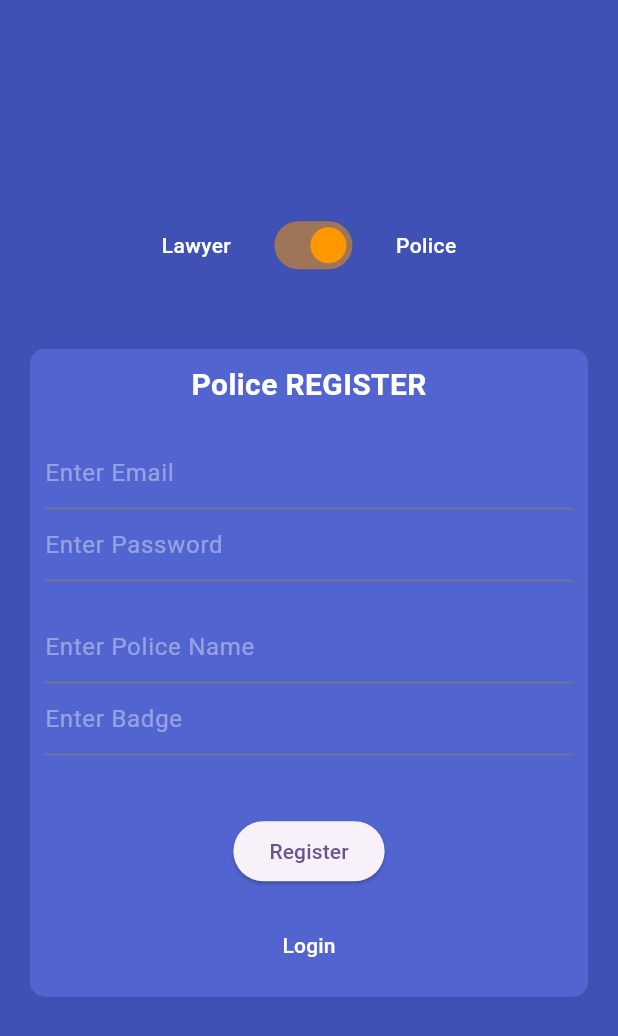
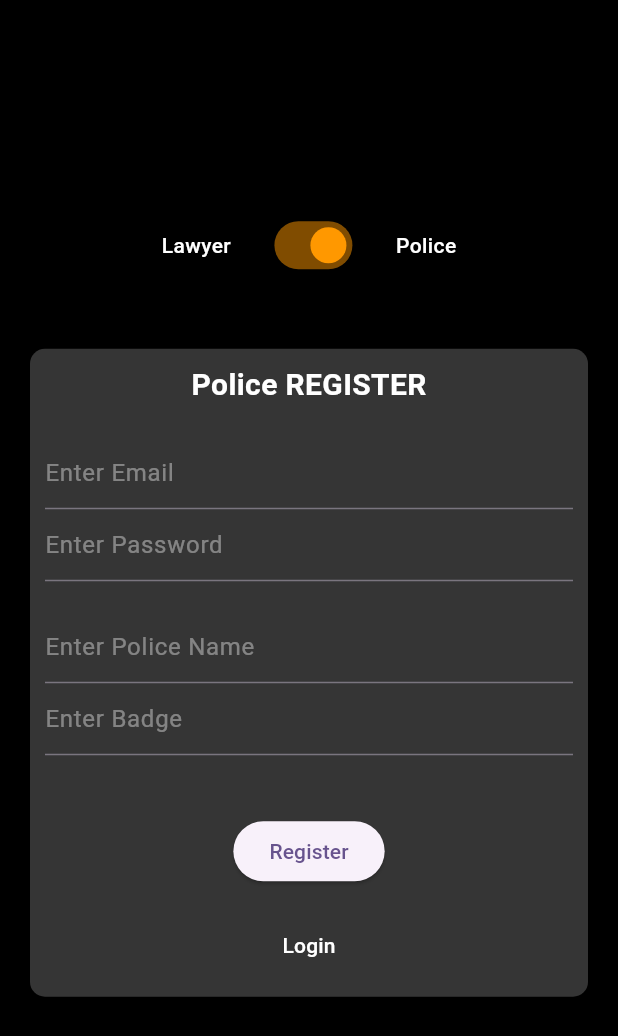
Before and after one commit to Somnathumapathi/JailRecords, a Flutter app: the screen it shows after launch, after a tap on "Register", on a phone screen of 412 x 824 dp. Shown: the top 1036 px of the screen. Run offline on Flutter 3.47's test engine with Material 3 defaults, Android fonts, the phone set to English and light mode, and no system bars; our stand-ins replace file_picker, firebase_auth, firebase_core, firebase_storage, shared_preferences; accounts and stored records are empty.

Commit message:
final changes

```diff
--- a/lib/constants/globalvariables.dart
+++ b/lib/constants/globalvariables.dart
@@ -1,2 +1,2 @@
-// String uri = 'https://jailrecord-backend.vercel.app';
-String uri = 'http://192.168.1.45:3000';
+String uri = 'https://jailrecord-backend.vercel.app';
+// String uri = 'http://192.168.1.45:3000';
--- a/lib/features/auth/screens/signin.dart
+++ b/lib/features/auth/screens/signin.dart
@@ -22,11 +22,10 @@ class _SigninScreenState extends State<SigninScreen> {
   final _passwordController = TextEditingController();
   bool _isPolice = true;
 
-
   Widget build(BuildContext context) {
     final _scwidth = MediaQuery.of(context).size.width;
     return Scaffold(
-      backgroundColor: Colors.indigo,
+      backgroundColor: Colors.black,
       body: Center(
         child: SingleChildScrollView(
           child: Column(
@@ -69,7 +68,7 @@ class _SigninScreenState extends State<SigninScreen> {
                 margin: const EdgeInsets.all(20),
                 padding: const EdgeInsets.all(10),
                 decoration: BoxDecoration(
-                    color: const Color.fromARGB(255, 81, 100, 207),
+                    color: Color.fromARGB(255, 59, 59, 60),
                     borderRadius: BorderRadius.circular(10)),
                 child: Column(
                   mainAxisSize: MainAxisSize.min,
@@ -110,11 +109,15 @@ class _SigninScreenState extends State<SigninScreen> {
                         color: Colors.white,
                       ),
                     ),
-
+                    SizedBox(
+                      height: 20,
+                    ),
                     ElevatedButton(
                         onPressed: () {
-                          AuthService.signin(context: context, email: _emailController.text, password: _passwordController.text);
-
+                          AuthService.signin(
+                              context: context,
+                              email: _emailController.text,
+                              password: _passwordController.text);
                         },
                         child: Text('Login')),
                     const SizedBox(
@@ -125,7 +128,7 @@ class _SigninScreenState extends State<SigninScreen> {
                           Navigator.push(
                             context,
                             MaterialPageRoute(
-                                builder: (context) => SignupScreen  ()),
+                                builder: (context) => SignupScreen()),
                           );
                         },
                         child: const Text(
--- a/lib/features/auth/screens/signup.dart
+++ b/lib/features/auth/screens/signup.dart
@@ -21,7 +21,7 @@ class _SignupScreenState extends State<SignupScreen> {
   Widget build(BuildContext context) {
     final _scwidth = MediaQuery.of(context).size.width;
     return Scaffold(
-      backgroundColor: Colors.indigo,
+      backgroundColor: Colors.black,
       body: Center(
         child: SingleChildScrollView(
           child: Column(
@@ -64,7 +64,7 @@ class _SignupScreenState extends State<SignupScreen> {
                 margin: const EdgeInsets.all(20),
                 padding: const EdgeInsets.all(10),
                 decoration: BoxDecoration(
-                    color: const Color.fromARGB(255, 81, 100, 207),
+                    color: Color.fromARGB(255, 53, 53, 53),
                     borderRadius: BorderRadius.circular(10)),
                 child: Column(
                   mainAxisSize: MainAxisSize.min,
--- a/lib/features/lawyer/screens/lawyerHome.dart
+++ b/lib/features/lawyer/screens/lawyerHome.dart
@@ -120,7 +120,7 @@ class _LawyerHomeState extends State<LawyerHome> {
       appBar: AppBar(
         title:
             const Text('Lawyer - Cases', style: TextStyle(color: Colors.white)),
-        backgroundColor: Color.fromARGB(255, 83, 135, 232),
+        backgroundColor: Colors.black,
         actions: [
           TextButton.icon(
             onPressed: () {
--- a/lib/features/police/screens/casedisplay.dart
+++ b/lib/features/police/screens/casedisplay.dart
@@ -24,7 +24,7 @@ class _CaseDetailsPageState extends State<CaseDetailsPage> {
           'Case Details',
           style: TextStyle(color: Colors.white),
         ),
-        backgroundColor: Color.fromARGB(255, 83, 135, 232),
+        backgroundColor: Colors.black,
       ),
       body: Padding(
         padding: const EdgeInsets.all(16.0),
@@ -39,7 +39,7 @@ class _CaseDetailsPageState extends State<CaseDetailsPage> {
                     style: const TextStyle(
                       fontSize: 24,
                       fontWeight: FontWeight.bold,
-                      color: Colors.blue,
+                      color: Colors.black,
                     ),
                   ),
                   Spacer(),
@@ -137,7 +137,7 @@ class _CaseDetailsPageState extends State<CaseDetailsPage> {
             // onclick
           },
           style: ElevatedButton.styleFrom(
-            backgroundColor: Color.fromARGB(255, 83, 135, 232),
+            backgroundColor: Colors.black,
             padding: const EdgeInsets.symmetric(horizontal: 38, vertical: 16),
           ),
           child: const Text(
--- a/lib/main.dart
+++ b/lib/main.dart
@@ -60,6 +60,7 @@
   @override
   Widget build(BuildContext context) {
     return MaterialApp(
+      debugShowCheckedModeBanner: false,
       title: 'Flutter Demo',
       theme: ThemeData(
         // This is the theme of your application.
```
Also changed, not shown: lib/features/lawyer/screens/casedisplay.dart (+18 -9 lines), lib/features/police/screens/policeHome.dart (+11 -3 lines).
